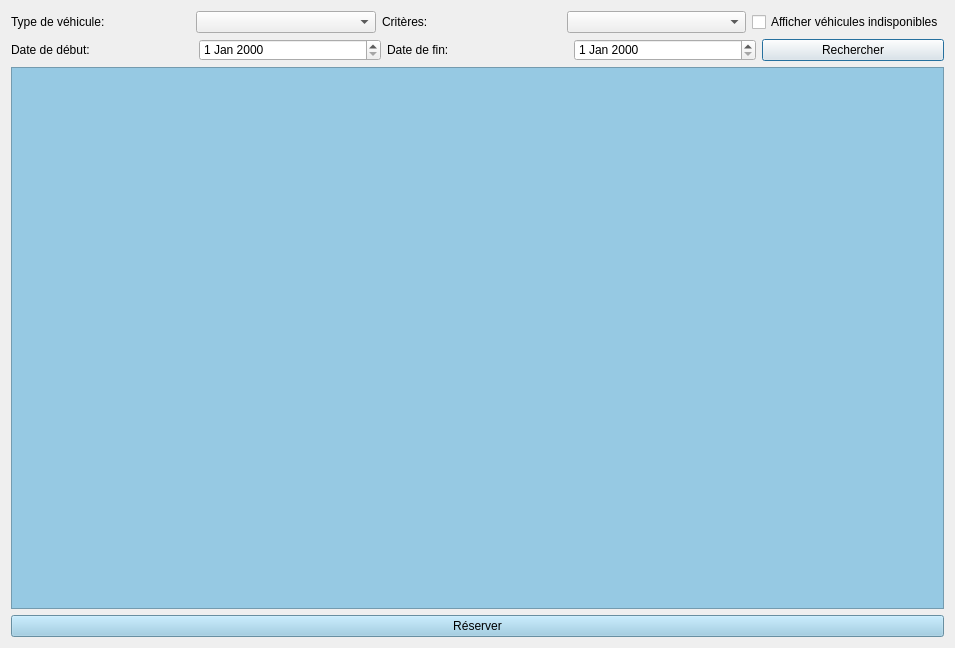
PierreChal/projet_info_loc, file view/reservation.ui: the form before one commit.
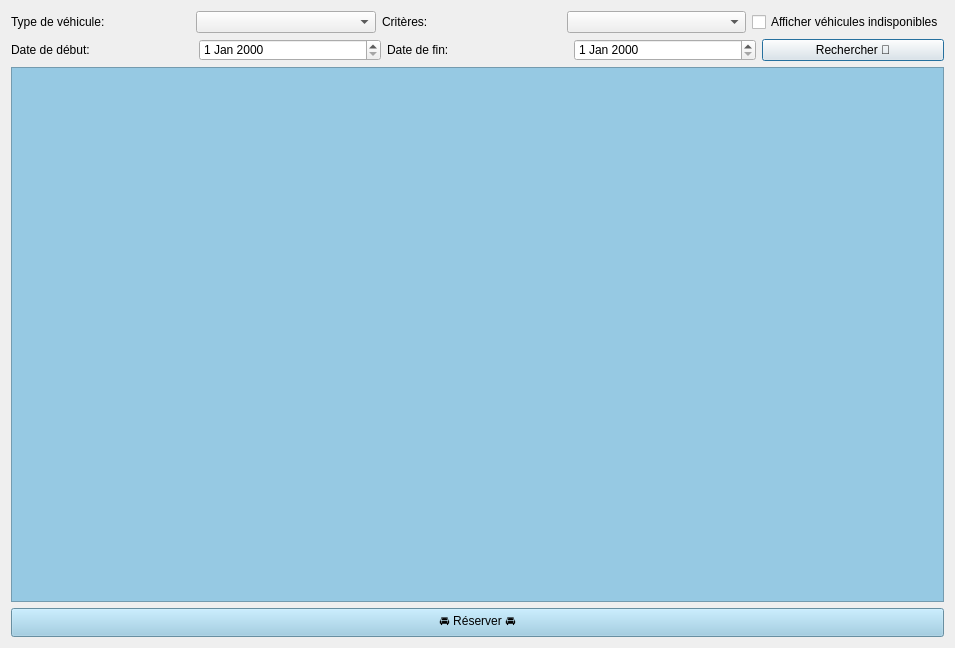
The form after the commit.

Patch:
```diff
--- a/view/reservation.ui
+++ b/view/reservation.ui
@@ -118,7 +118,7 @@
 font: 12pt &quot;MS Shell Dlg 2&quot;;</string>
        </property>
        <property name="text">
-        <string>Rechercher</string>
+        <string>Rechercher 🚗</string>
        </property>
       </widget>
      </item>
@@ -144,7 +144,7 @@
 font: 12pt &quot;MS Shell Dlg 2&quot;;</string>
      </property>
      <property name="text">
-      <string>Réserver</string>
+      <string>🚘 Réserver 🚘</string>
      </property>
     </widget>
    </item>
```
